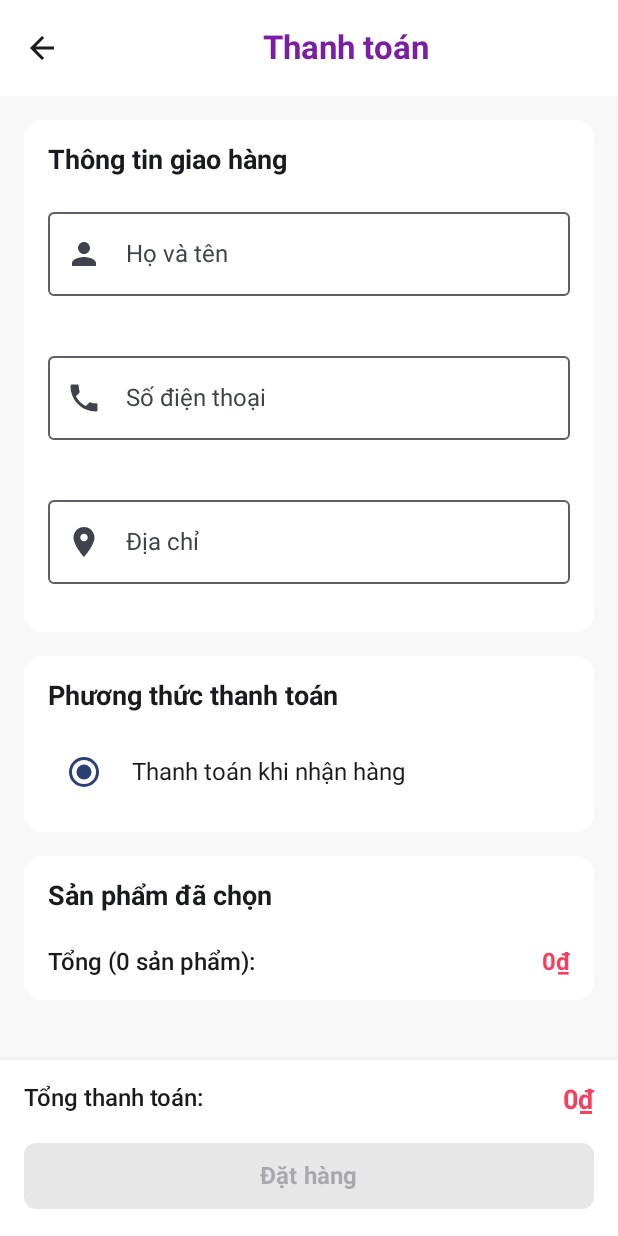
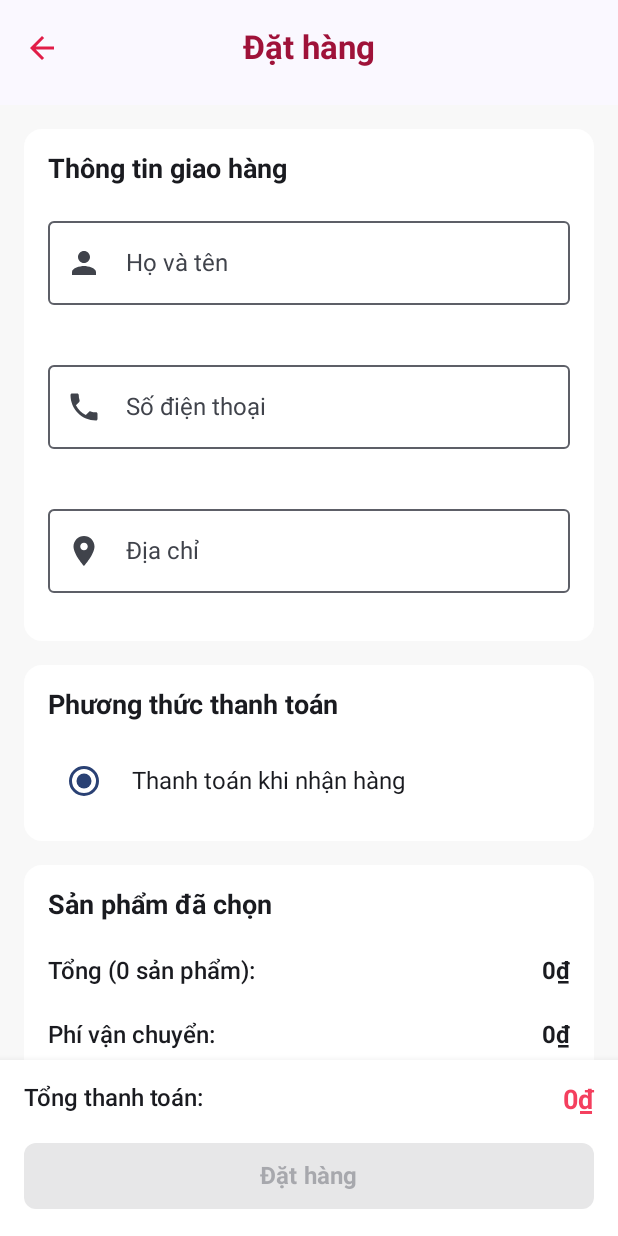
Before and after one commit to duongcao04/technology-shop, an Android app built with Jetpack Compose: the CheckoutScreen screen opened through its navigation route, on a phone screen of 412 x 824 dp. Run offline under Robolectric (Android 15) with nearby library versions, the phone set to English and light mode, and no system bars; our stand-ins replace Firebase (no records; nobody signed in at launch, a user with empty details on screens opened directly), accompanist; pictures from the network do not load.

Commit message:
xua giao dienj xiu

```diff
--- a/techshop/app/src/main/java/com/example/techshop/views/CheckoutScreen.kt
+++ b/techshop/app/src/main/java/com/example/techshop/views/CheckoutScreen.kt
@@ -21,6 +21,8 @@ import androidx.compose.ui.text.style.TextAlign
 import androidx.compose.ui.unit.dp
 import androidx.compose.ui.unit.sp
 import androidx.navigation.NavController
+import com.example.techshop.ui.screens.Rose600
+import com.example.techshop.ui.screens.Rose800
 import com.example.techshop.ui.theme.Primary500
 import com.example.techshop.viewmodels.CartViewModel
 import com.example.techshop.viewmodels.OrderViewModel
@@ -83,28 +85,30 @@ fun CheckoutScreen(
 
     Scaffold(
         topBar = {
-            SmallTopAppBar(
+            Box(modifier = Modifier.height(70.dp)) { // Giảm từ mặc định 64.dp xuống còn 48.dp
+                CenterAlignedTopAppBar(
                     title = {
                         Text(
-                        text = "Thanh toán",
-                        modifier = Modifier.fillMaxWidth(),
-                        textAlign = TextAlign.Center,
+                            "Đặt hàng",
                             fontWeight = FontWeight.Bold
                         )
                     },
                     navigationIcon = {
-                    IconButton(onClick = { navController.popBackStack() }) {
-                        Icon(
-                            imageVector = Icons.Default.ArrowBack,
-                            contentDescription = "Quay lại"
+                        IconButton(
+                            onClick = { navController.popBackStack() },
+                            colors = IconButtonDefaults.iconButtonColors(
+                                contentColor = Rose600
+                            )
+                        ) {
+                            Icon(Icons.Default.ArrowBack, contentDescription = "Quay lại")
+                        }
+                    },
+                    colors = TopAppBarDefaults.centerAlignedTopAppBarColors(
+
+                        titleContentColor = Rose800
+                    )
                 )
             }
-                },
-                colors = TopAppBarDefaults.smallTopAppBarColors(
-                    containerColor = Color.White,
-                    titleContentColor = Color(0xFF7B1FA2)
-                )
-            )
         },
         snackbarHost = { SnackbarHost(snackbarHostState) },
         bottomBar = {
@@ -369,6 +373,39 @@ fun CheckoutScreen(
                                     Text(
                                         text = currentCart?.getFormattedTotalAmount() ?: "0₫",
                                         fontWeight = FontWeight.Bold,
+
+                                    )
+                                }
+                                // Tổng tiền
+                                Row(
+                                    modifier = Modifier
+                                        .fillMaxWidth()
+                                        .padding(top = 8.dp),
+                                    horizontalArrangement = Arrangement.SpaceBetween
+                                ) {
+                                    Text(
+                                        text = "Phí vận chuyển:",
+                                        fontWeight = FontWeight.Medium
+                                    )
+                                    Text(
+                                        text = "0₫",
+                                        fontWeight = FontWeight.Bold,
+                                    )
+                                }
+                                // Tổng tiền
+                                Row(
+                                    modifier = Modifier
+                                        .fillMaxWidth()
+                                        .padding(top = 8.dp),
+                                    horizontalArrangement = Arrangement.SpaceBetween
+                                ) {
+                                    Text(
+                                        text = "Tổng cộng:",
+                                        fontWeight = FontWeight.Medium
+                                    )
+                                    Text(
+                                        text = currentCart?.getFormattedTotalAmount() ?: "0₫",
+                                        fontWeight = FontWeight.Bold,
                                         color = Primary500
                                     )
                                 }
--- a/techshop/app/src/main/java/com/example/techshop/views/Naviagtion.kt
+++ b/techshop/app/src/main/java/com/example/techshop/views/Naviagtion.kt
@@ -14,6 +14,8 @@ import androidx.navigation.NavType
 import androidx.navigation.compose.currentBackStackEntryAsState
 import androidx.navigation.navArgument
 import com.example.techshop.ui.screens.CustomerInfoScreen
+import com.example.techshop.ui.screens.OrderDetailsScreen
+import com.example.techshop.ui.screens.OrderHistoryScreen
 import com.example.techshop.ui.screens.ProfileScreen
 import com.example.techshop.viewmodels.CartViewModel
 import com.example.techshop.viewmodels.OrderViewModel
@@ -86,7 +88,35 @@ fun AppNavigation(authViewModel: AuthViewModel, productViewModel: ProductViewMod
             composable("success") {
                 OrderSuccessScreen(navController)
             }
+            // Thêm định tuyến cho lịch sử đơn hàng
+            composable(
+                route = "order_history/{userId}",
+                arguments = listOf(
+                    navArgument("userId") { type = NavType.StringType }
+                )
+            ) { backStackEntry ->
+                val userId = backStackEntry.arguments?.getString("userId") ?: ""
+                OrderHistoryScreen(
+                    navController = navController,
+                    orderViewModel = orderViewModel,
+                    userId = userId
+                )
+            }
 
+            // Thêm định tuyến cho chi tiết đơn hàng
+            composable(
+                route = "order_details/{orderId}",
+                arguments = listOf(
+                    navArgument("orderId") { type = NavType.StringType }
+                )
+            ) { backStackEntry ->
+                val orderId = backStackEntry.arguments?.getString("orderId") ?: ""
+                OrderDetailsScreen(
+                    navController = navController,
+                    orderViewModel = orderViewModel,
+                    orderId = orderId
+                )
+            }
             composable("checkout") {
                 authViewModel.currentUserId?.let { it1 ->
                     CheckoutScreen(navController, cartViewModel, orderViewModel,
--- a/techshop/app/src/main/java/com/example/techshop/views/ProfileScreen.kt
+++ b/techshop/app/src/main/java/com/example/techshop/views/ProfileScreen.kt
@@ -164,13 +164,18 @@ fun ProfileScreen(
                                 modifier = Modifier.padding(horizontal = 16.dp),
                                 color = Rose300
                             )
-
-                            // Lịch sử đơn hàng
+// Lịch sử đơn hàng
                             ProfileMenuItem(
                                 title = "Lịch sử đơn hàng",
                                 icon = Icons.Default.History,
-                                onClick = { /* Xử lý click */ }
+                                onClick = {
+                                    user?.uid?.let { userId ->
+                                        navController.navigate("order_history/$userId")
+                                    }
+                                }
                             )
+
+// Xóa phần ElevatedButton dưới vì đã chuyển logic lên trên
 
                             Divider(
                                 modifier = Modifier.padding(horizontal = 16.dp),
```
Lines whose indentation alone changed are shown as unchanged.
